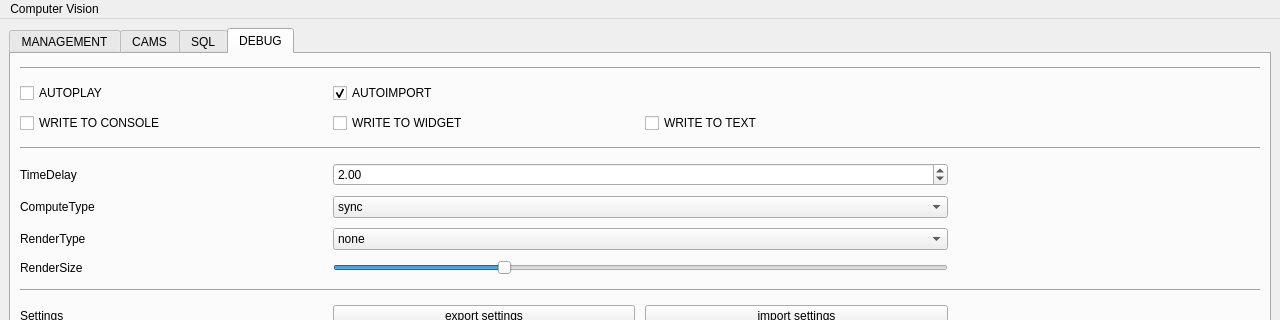
bogdandrienko/cpp-app, file computer_vision_app/cpp_main.ui: the form before one commit; both pictures show x 0 to 1280 and y 0 to 320 of the 1280 by 720 pixel window.
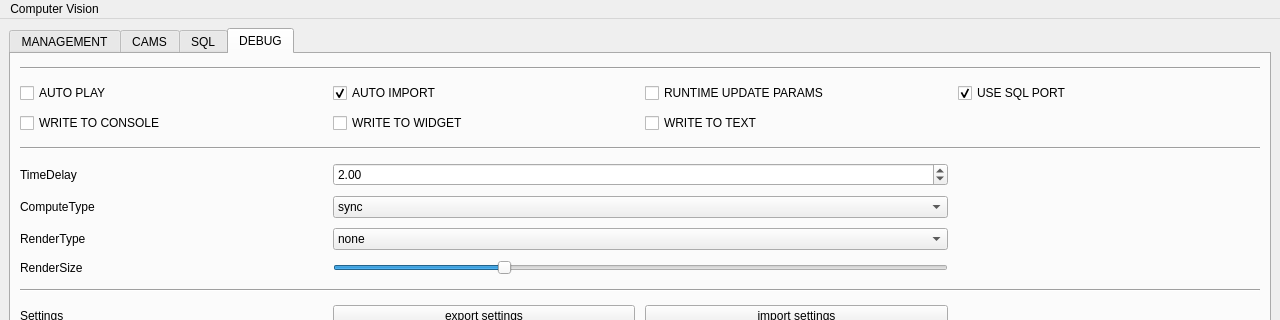
The form after the commit. The open tabs and pages were chosen to show the change.

The edit to the form file:
```diff
--- a/computer_vision_app/cpp_main.ui
+++ b/computer_vision_app/cpp_main.ui
@@ -7078,7 +7078,7 @@
                </size>
               </property>
               <property name="text">
-               <string>AUTOPLAY</string>
+               <string>AUTO PLAY</string>
               </property>
               <property name="checked">
                <bool>false</bool>
@@ -7273,7 +7273,7 @@
                </size>
               </property>
               <property name="text">
-               <string>AUTOIMPORT</string>
+               <string>AUTO IMPORT</string>
               </property>
               <property name="checked">
                <bool>true</bool>
@@ -7746,6 +7746,23 @@
               </property>
              </widget>
             </item>
+            <item row="2" column="3">
+             <widget class="QCheckBox" name="RuntimeUpdateParams_checkBox">
+              <property name="text">
+               <string>RUNTIME UPDATE PARAMS</string>
+              </property>
+             </widget>
+            </item>
+            <item row="2" column="4">
+             <widget class="QCheckBox" name="UseSQLPort_checkBox">
+              <property name="text">
+               <string>USE SQL PORT</string>
+              </property>
+              <property name="checked">
+               <bool>true</bool>
+              </property>
+             </widget>
+            </item>
            </layout>
           </item>
          </layout>
```
Left out of the diff: 2 changed lines with no effect on the pictures.
